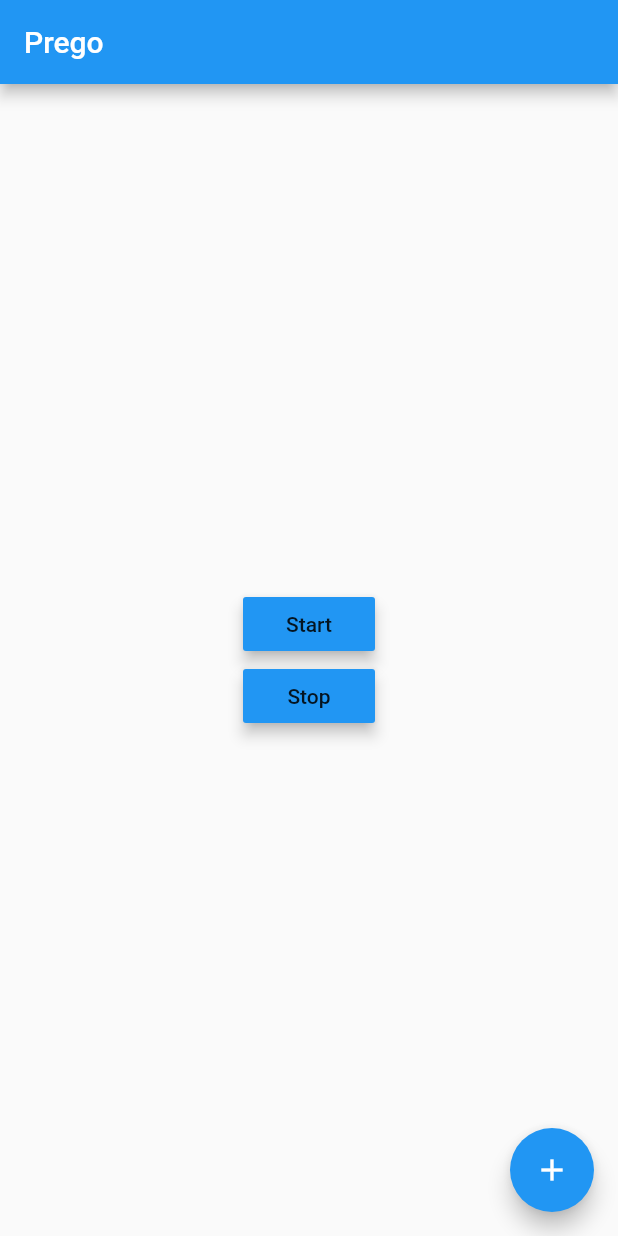
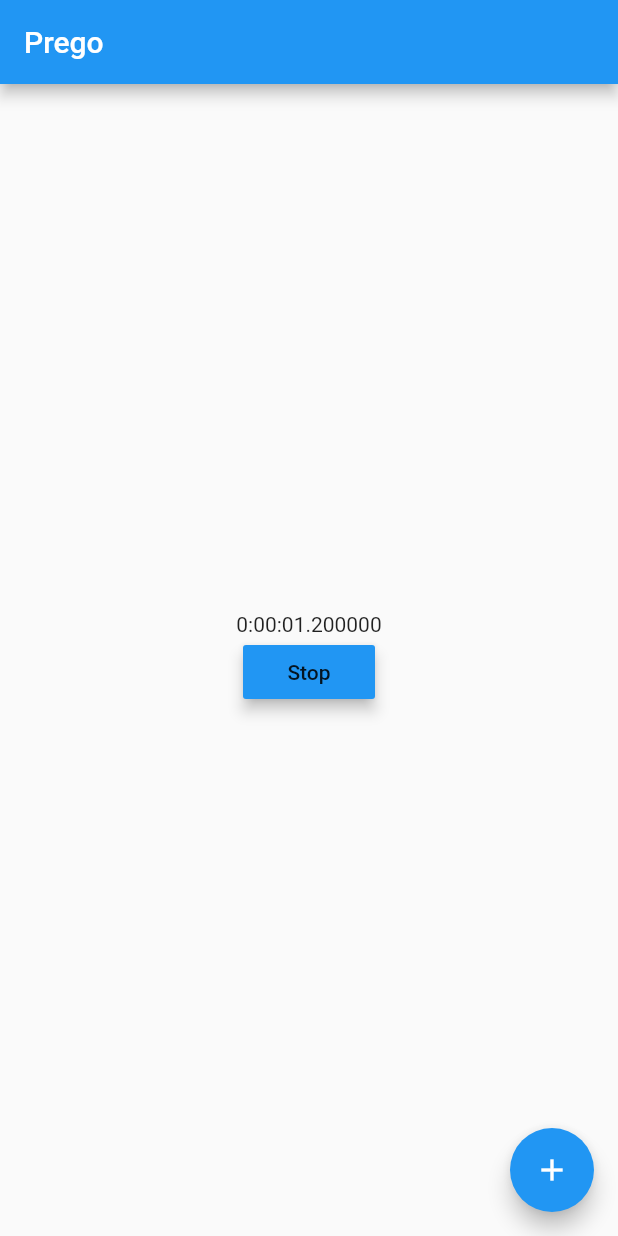
Before and after one commit to jonaylor89/prego, a Flutter app: the screen it shows after launch, after a tap on "Start", on a phone screen of 412 x 824 dp. Run offline on Flutter 3.47's test engine with Material 2 defaults, Android fonts, the phone set to English and light mode, and no system bars.

Commit message:
Add stopwatch

```diff
--- a/lib/main.dart
+++ b/lib/main.dart
@@ -1,6 +1,6 @@
 import 'package:flutter/material.dart';
-import 'package:progress_indicators/progress_indicators.dart';
 import 'dart:math';
+import 'dart:async';
 
 void main() => runApp(MyApp());
 
@@ -52,7 +52,7 @@ class _MyHomePageState extends State<MyHomePage> {
   int numberOfChildren = 0;
   bool isPregnant = false; // Is the result pregnant
   bool isThinking = false; // Are we thinking for the result
-
+  int timerText = 0;
 
   Stopwatch sw = new Stopwatch();
 
@@ -62,6 +62,17 @@ class _MyHomePageState extends State<MyHomePage> {
     setState(() {
       sw.start();
     });
+
+    Timer _timer;
+    _timer = new Timer.periodic(
+        Duration(milliseconds: 100),
+        (Timer timer) => setState(() {
+              if (!sw.isRunning) {
+                _timer.cancel();
+              } else {
+                timerText = timerText + 100;
+              }
+            }));
   }
 
   void _stopDataCollection() {
@@ -69,6 +80,10 @@ class _MyHomePageState extends State<MyHomePage> {
       sw.stop();
       isThinking = true;
     });
+  }
+
+  Text startStopButtonText() {
+    return sw.isRunning ? Text('Stop') : Text('Start');
   }
 
   Future<Duration> _onLoading() async {
@@ -99,7 +114,6 @@ class _MyHomePageState extends State<MyHomePage> {
     return await Future.delayed(new Duration(milliseconds: sleepTime), () {
       Navigator.pop(context); //pop dialog
     });
-
   }
 
   void _showResults() {
@@ -112,6 +126,7 @@ class _MyHomePageState extends State<MyHomePage> {
               children: <Widget>[
                 Text('Pregnant: $isPregnant'),
                 Text('Number of children: $numberOfChildren'),
+                Text('Total time for data collection: $sw.elapsed')
               ],
             ),
             actions: <Widget>[
@@ -125,6 +140,22 @@ class _MyHomePageState extends State<MyHomePage> {
             ],
           );
         });
+  }
+
+  void toggleDataCollection() async {
+    if (sw.isRunning) {
+      // Stop data collection
+      _stopDataCollection();
+
+      // Loading message while thinking
+      await _onLoading();
+
+      // show dialog of the "results"
+      _showResults();
+    } else {
+      // Start timer and "data collection"
+      _startDataCollection();
+    }
   }
 
   @override
@@ -161,33 +192,16 @@ class _MyHomePageState extends State<MyHomePage> {
             // horizontal).
             mainAxisAlignment: MainAxisAlignment.center,
             children: <Widget>[
+              Text(Duration(milliseconds: timerText).toString()),
               RaisedButton(
-                child: const Text('Start'),
+                child: startStopButtonText(),
                 color: Theme.of(context).accentColor,
                 elevation: 4.0,
                 splashColor: Colors.blueGrey,
                 onPressed: () {
-                  // Start timer and "data collection"
-                  _startDataCollection();
+                  toggleDataCollection();
                 },
               ),
-              RaisedButton(
-                  child: const Text('Stop'),
-                  color: Theme.of(context).accentColor,
-                  elevation: 4.0,
-                  splashColor: Colors.blueGrey,
-                  onPressed: () async {
-                    if (sw.isRunning) {
-                      // Stop data collection
-                      _stopDataCollection();
-
-                      // Loading message while thinking
-                      await _onLoading();
-
-                      // show dialog of the "results"
-                      _showResults();
-                    }
-                  }),
             ]),
       ),
       floatingActionButton: FloatingActionButton(
```
Lines whose indentation alone changed are shown as unchanged.
